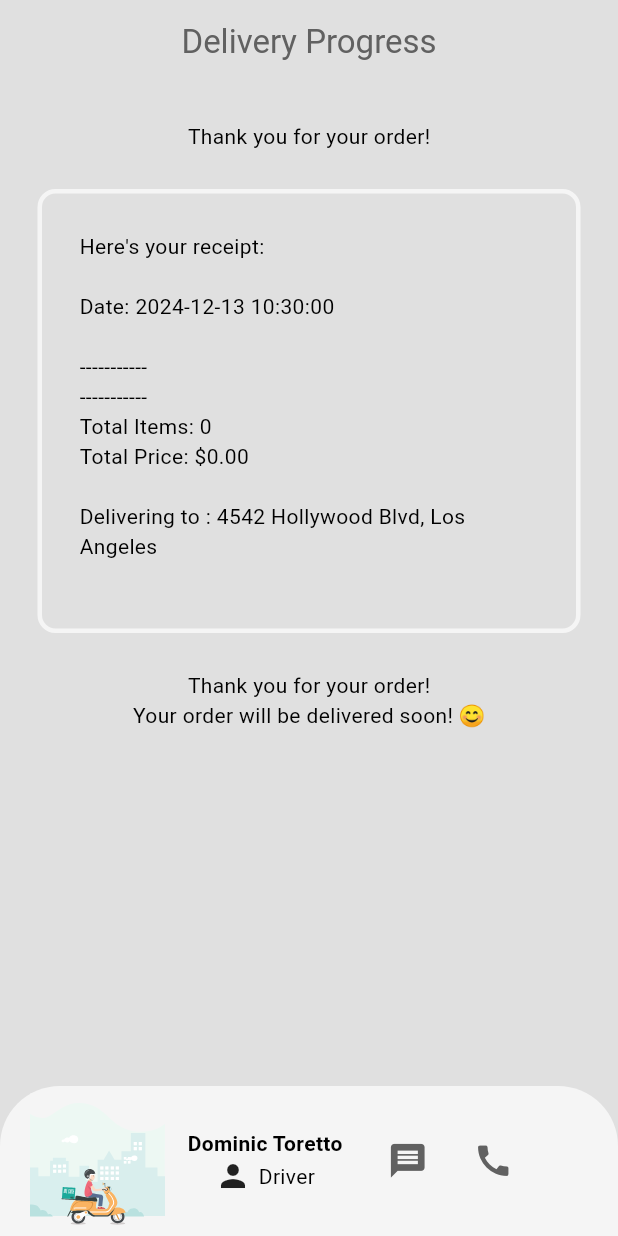
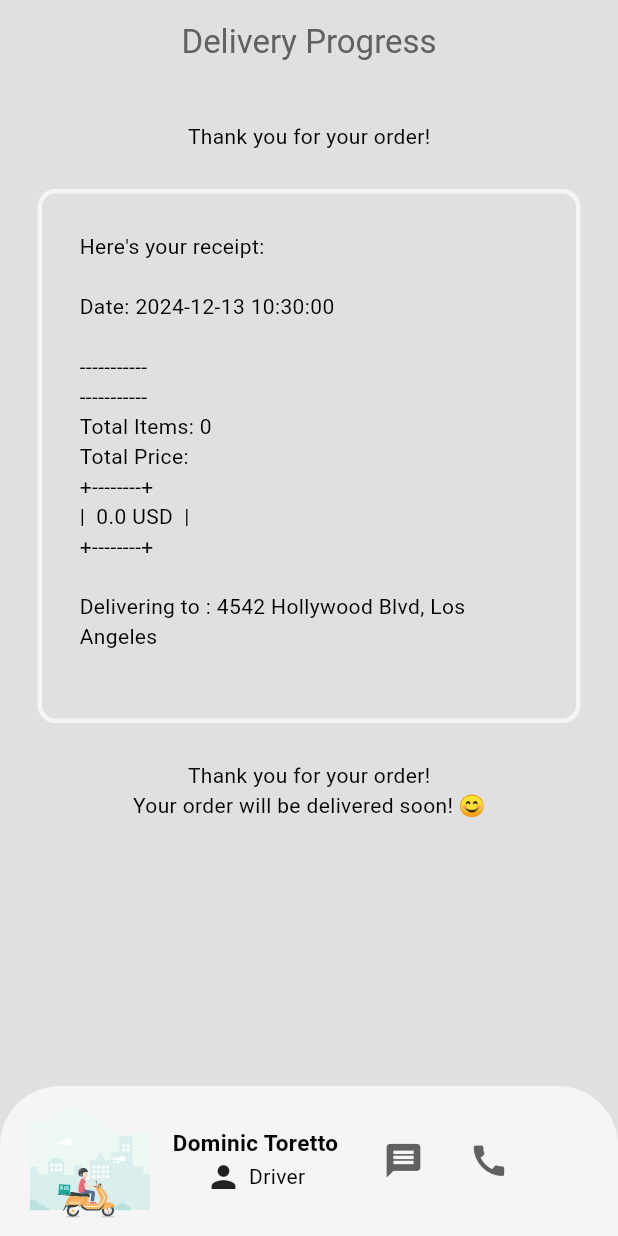
Before and after one commit to DKSingh1604/food_delivery, a Flutter app: the DeliveryProgressPage screen opened directly, on a phone screen of 412 x 824 dp. Run offline on Flutter 3.47's test engine with Material 3 defaults, Android fonts, the phone set to English and light mode, and no system bars; our stand-ins replace cloud_firestore, firebase_auth, firebase_core, flutter_credit_card, google_fonts, lottie; accounts and stored records are empty.

Commit message:
done finally

```diff
--- a/lib/models/restaurant.dart
+++ b/lib/models/restaurant.dart
@@ -461,11 +461,24 @@ class Restaurant extends ChangeNotifier {
     receipt.writeln("-----------");
 
     receipt.writeln("Total Items: ${getTotalItemCount()}");
-    receipt.writeln("Total Price: ${_formatPrice(getTotalPrice())}");
+    receipt.writeln("Total Price: ");
+    String borderedTotalPrice =
+        _addBorderToText(getTotalPrice().toString() + " USD");
+    receipt.writeln(borderedTotalPrice);
+
     receipt.writeln();
     receipt.writeln("Delivering to : $deliveryAddress");
 
     return receipt.toString();
+  }
+
+  // Helper function to add a border around the total price
+  String _addBorderToText(String text) {
+    int width = text.length + 3; // Adjust width for padding and border
+    String border = '+' + '-' * (width - 2) + '+';
+    String paddedText = '|  $text  |';
+
+    return '$border\n$paddedText\n$border';
   }
 
   //format double value into money
--- a/lib/pages/delivery_progress_page.dart
+++ b/lib/pages/delivery_progress_page.dart
@@ -15,6 +15,32 @@ class DeliveryProgressPage extends StatefulWidget {
 }
 
 class _DeliveryProgressPageState extends State<DeliveryProgressPage> {
+  //method to call driver
+  void callDriver() {
+    showDialog(
+      context: context,
+      builder: (context) {
+        return AlertDialog(
+          title: Text("U Sure?"),
+          content: Image.asset('assets/images/extras/call_meme.png'),
+        );
+      },
+    );
+  }
+
+  //method for message button
+  void messageDriver() {
+    showDialog(
+      context: context,
+      builder: (context) {
+        return AlertDialog(
+          // title: Text("U Sure?"),
+          content: Image.asset('assets/images/extras/message_meme.png'),
+        );
+      },
+    );
+  }
+
   //fet access to db
   FirestoreService db = FirestoreService();
   @override
@@ -59,8 +85,8 @@ class _DeliveryProgressPageState extends State<DeliveryProgressPage> {
             ),
             child: Lottie.asset(
               'assets/animations/delivery_person.json',
-              width: 90,
-              height: 90,
+              width: 80,
+              height: 80,
             ),
           ),
           // SizedBox(width: 20),
@@ -72,7 +98,7 @@ class _DeliveryProgressPageState extends State<DeliveryProgressPage> {
               children: [
                 Text(
                   "Dominic Toretto",
-                  style: TextStyle(fontWeight: FontWeight.bold),
+                  style: TextStyle(fontWeight: FontWeight.bold, fontSize: 15),
                 ),
                 Row(
                   children: [
@@ -86,7 +112,9 @@ class _DeliveryProgressPageState extends State<DeliveryProgressPage> {
           ),
 
           //message button
-          Padding(
+          GestureDetector(
+            onTap: () => messageDriver(),
+            child: Padding(
               padding: const EdgeInsets.all(15.0),
               child: Icon(
                 Icons.message,
@@ -94,9 +122,12 @@ class _DeliveryProgressPageState extends State<DeliveryProgressPage> {
                 size: 27,
               ),
             ),
+          ),
 
           //call button
-          Padding(
+          GestureDetector(
+            onTap: () => callDriver(),
+            child: Padding(
               padding: const EdgeInsets.all(15.0),
               child: Icon(
                 Icons.call,
@@ -104,6 +135,7 @@ class _DeliveryProgressPageState extends State<DeliveryProgressPage> {
                 size: 27,
               ),
             ),
+          ),
         ],
       ),
     );
--- a/pubspec.yaml
+++ b/pubspec.yaml
@@ -77,6 +77,7 @@ flutter:
   - assets/images/drinks/
   - assets/images/sides/
   - assets/images/salads/
+  - assets/images/extras/
   - assets/animations/
   - assets/logos/
 
```
Also changed, not shown: assets/images/extras/call_meme.png (added), assets/images/extras/message_meme.png (added), assets/images/extras/vin_message_meme.webp (added). Lines whose indentation alone changed are shown as unchanged.
